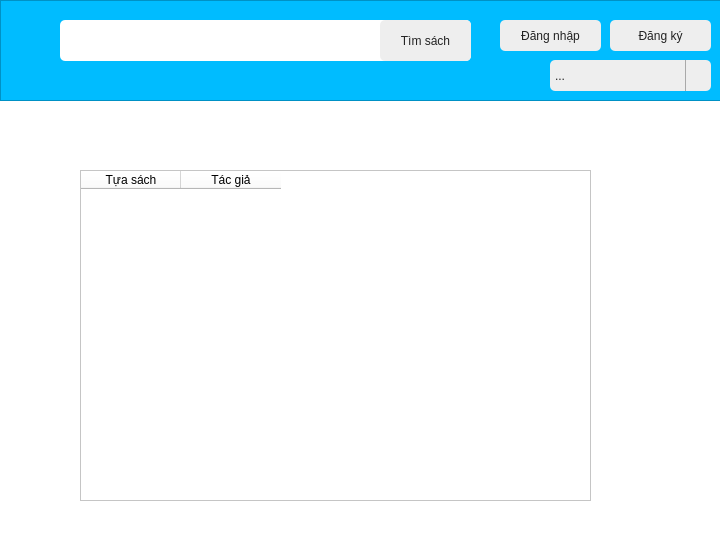
duydvu/Library, file mainwindow.ui: the form before one commit.
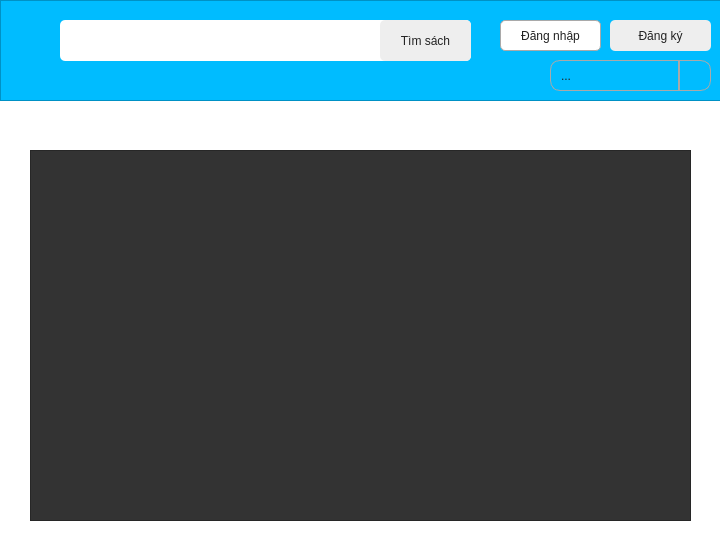
The form after the commit. Icons and pictures are not drawn.

Patch:
```diff
--- a/mainwindow.ui
+++ b/mainwindow.ui
@@ -35,16 +35,24 @@
     <property name="styleSheet">
      <string notr="true">#SignInButton 
 {
-	border-width: 0px;
+	border: 1px solid darkgray;
 	border-radius: 5px;
 	font: 15pt &quot;Myriad Pro Cond&quot;;
-	background-color: #eee;
+	background: qlineargradient(x1: 0, y1: 0, x2: 0, y2: 1,
+                                stop: 0 #eee, stop: 0.4 #ddd,
+                                stop: 0.5 #d8d8d8, stop: 1.0 #ddd);
 	color: #222;
 	outline: none;
 }
 #SignInButton:hover 
 {
-	background-color: qlineargradient(spread:pad, x1:0, y1:0, x2:0, y2:1, stop:0 rgba(157, 157, 157, 255), stop:0.99435 rgba(241, 241, 241, 255), stop:1 rgba(255, 255, 255, 255));
+	background: qlineargradient(x1: 0, y1: 0, x2: 0, y2: 1,
+                                stop: 0 #e9e9e9, stop: 0.4 #D8D8D8,
+                                stop: 0.5 #DDDDDD, stop: 1.0 #e9e9e9);
+}
+#SignInButton:pressed 
+{
+	padding-top: 2px;
 }</string>
     </property>
     <property name="text">
@@ -188,44 +196,35 @@
      <property name="styleSheet">
       <string notr="true">#AccountComboBox 
 {
-	border-width: 0px;
-	border-radius: 5px;
+	border: 1px solid darkgray;
+	border-radius: 10px;
 	font: 15pt &quot;Myriad Pro Cond&quot;;
-	background: #eee;
 	color: #222;
 	outline: none;
-	padding-left: 5px
-}
-#AccountComboBox:editable {
-    background: white;
+	padding-left: 10px;
 }
 #AccountComboBox:!editable, #AccountComboBox::drop-down:editable {
      background: qlineargradient(x1: 0, y1: 0, x2: 0, y2: 1,
-                                 stop: 0 #E1E1E1, stop: 0.4 #DDDDDD,
-                                 stop: 0.5 #D8D8D8, stop: 1.0 #D3D3D3);
+                                stop: 0 #eee, stop: 0.4 #ddd,
+                                stop: 0.5 #d8d8d8, stop: 1.0 #ddd);
 }
 #AccountComboBox:!editable:on, #AccountComboBox::drop-down:editable:on {
     background: qlineargradient(x1: 0, y1: 0, x2: 0, y2: 1,
-                                stop: 0 #D3D3D3, stop: 0.4 #D8D8D8,
-                                stop: 0.5 #DDDDDD, stop: 1.0 #E1E1E1);
+                                stop: 0 #e9e9e9, stop: 0.4 #D8D8D8,
+                                stop: 0.5 #DDDDDD, stop: 1.0 #e9e9e9);
 	outline: none;
 }
 
 #AccountComboBox:on {
     padding-top: 3px;
-    padding-left: 4px;
+    padding-left: 20px;
 }
 
 #AccountComboBox::drop-down {
     subcontrol-origin: padding;
     subcontrol-position: top right;
-    width: 25px;
-
-    border-left-width: 1px;
-    border-left-color: darkgray;
-    border-left-style: solid; 
-    border-top-right-radius: 3px;
-    border-bottom-right-radius: 3px;
+    width: 30px;
+   	border-left: 2px solid darkgray;
 }
 #AccountComboBox::down-arrow {
     image: url(images/drop_down.png);
@@ -233,15 +232,16 @@
 
 #AccountComboBox::down-arrow:on { 
     top: 1px;
-    left: 1px;
 }
 
 QComboBox QAbstractItemView
 {
-    border: 2px solid darkgray;
+    border: 1px solid darkgray;
     color: black;
-    selection-background-color: QLinearGradient( x1: 0, y1: 0, x2: 0, y2: 1, stop: 0 #111, stop: 1 #333);
+    selection-background-color: QLinearGradient( x1: 0, y1: 0, x2: 0, y2: 1, stop: 0 #111, stop: 1 #555);
 	background: white;
+	outline: none;
+	padding-left: 10px;
 }</string>
      </property>
      <item>
@@ -274,37 +274,63 @@
    <widget class="QTableWidget" name="BooksTable">
     <property name="geometry">
      <rect>
-      <x>80</x>
-      <y>170</y>
-      <width>511</width>
-      <height>331</height>
+      <x>30</x>
+      <y>150</y>
+      <width>661</width>
+      <height>371</height>
      </rect>
     </property>
+    <property name="sizePolicy">
+     <sizepolicy hsizetype="Expanding" vsizetype="Expanding">
+      <horstretch>0</horstretch>
+      <verstretch>0</verstretch>
+     </sizepolicy>
+    </property>
+    <property name="cursor" stdset="0">
+     <cursorShape>ArrowCursor</cursorShape>
+    </property>
+    <property name="styleSheet">
+     <string notr="true">QWidget {
+    background-color: #333333;
+    color: #fffff8;
+}
+
+QHeaderView::section {
+    background-color: #646464;
+    padding: 4px;
+    border: 1px solid #fffff8;
+    font-size: 12pt;
+	height: 30px;
+}
+
+QTableWidget {
+    gridline-color: #fffff8;
+    font-size: 12pt;
+}
+
+QTableWidget QTableCornerButton::section {
+    background-color: #646464;
+    border: 1px solid #fffff8;
+}</string>
+    </property>
+    <property name="editTriggers">
+     <set>QAbstractItemView::NoEditTriggers</set>
+    </property>
     <property name="sortingEnabled">
-     <bool>true</bool>
+     <bool>false</bool>
     </property>
     <property name="columnCount">
-     <number>2</number>
+     <number>0</number>
     </property>
     <attribute name="horizontalHeaderCascadingSectionResizes">
      <bool>false</bool>
     </attribute>
+    <attribute name="verticalHeaderVisible">
+     <bool>false</bool>
+    </attribute>
     <attribute name="verticalHeaderCascadingSectionResizes">
      <bool>false</bool>
     </attribute>
-    <column>
-     <property name="text">
-      <string>Tựa sách</string>
-     </property>
-    </column>
-    <column>
-     <property name="text">
-      <string>Tác giả</string>
-     </property>
-     <property name="textAlignment">
-      <set>AlignCenter</set>
-     </property>
-    </column>
    </widget>
    <zorder>MainBar</zorder>
    <zorder>SignInButton</zorder>
```
Left out of the diff: 27 changed lines with no effect on the pictures.
